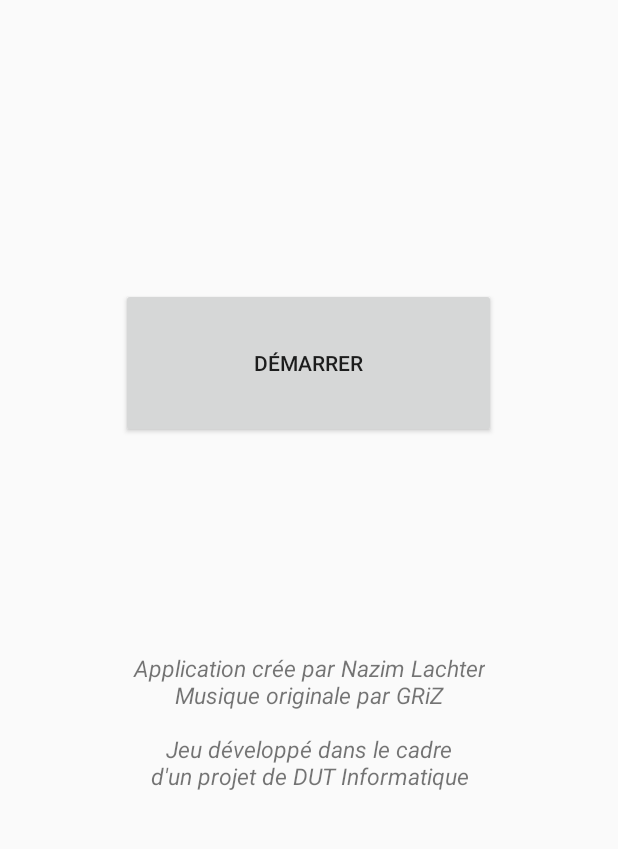
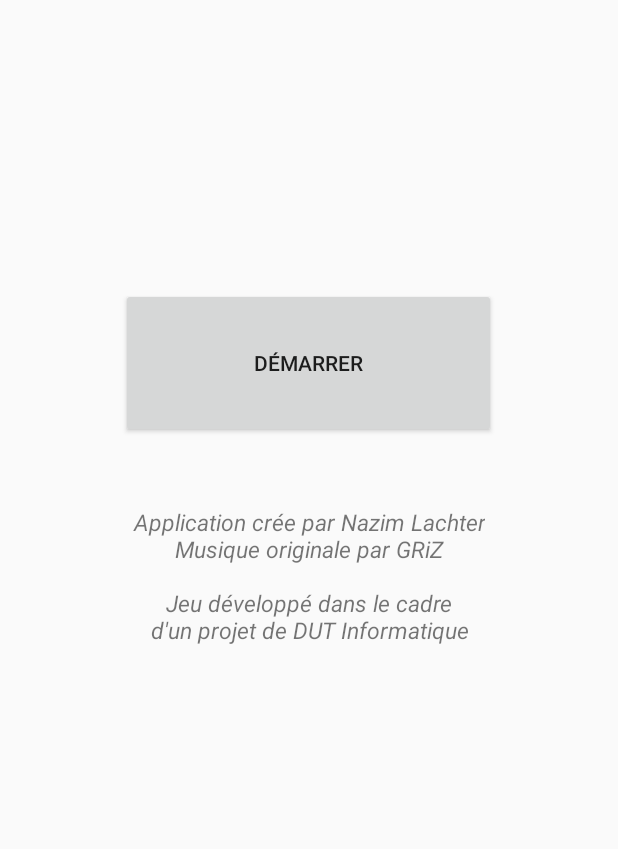
Before and after one commit to n4zim/IUT-Android---A-Fine-Way-to-Die, an Android app: the screen it shows after launch (MainActivity), on a phone screen of 412 x 824 dp, the part 255-1104 px from its top. Run offline under Robolectric (Android 15) with nearby library versions, the phone set to English and light mode, and no system bars.

Commit message:
MàJ des layouts

```diff
--- a/app/src/main/res/layout/activity_game.xml
+++ b/app/src/main/res/layout/activity_game.xml
@@ -12,7 +12,7 @@
         android:id="@+id/beatDisplay"
         android:textColor="#FFFFFF"
         android:textSize="30dp"
-        android:text="Progression\nLongeur"
+        android:text="@string/progression"
         android:layout_alignParentBottom="true"
         android:layout_alignParentStart="true"
         android:layout_marginStart="20dp"
@@ -39,7 +39,7 @@
         android:id="@+id/level"
         android:textColor="#FFFFFF"
         android:textSize="40dp"
-        android:text="GET READY"
+        android:text="@string/getready"
         android:textIsSelectable="false"
         android:layout_alignBottom="@+id/beatDisplay"
         android:layout_alignEnd="@+id/score" />
--- a/app/src/main/res/layout/activity_main.xml
+++ b/app/src/main/res/layout/activity_main.xml
@@ -31,9 +31,9 @@
         android:text="@string/credits"
         android:gravity="center"
         android:id="@+id/textView2"
-        android:layout_alignParentBottom="true"
-        android:layout_centerHorizontal="true"
-        android:layout_marginBottom="110dp"
         android:textSize="15sp"
-        android:textStyle="italic" />
+        android:textStyle="italic"
+        android:layout_marginTop="45dp"
+        android:layout_below="@+id/start"
+        android:layout_centerHorizontal="true" />
 </RelativeLayout>
```
Also changed, not shown: app/src/main/res/layout/activity_result.xml (+14 -2 lines).
